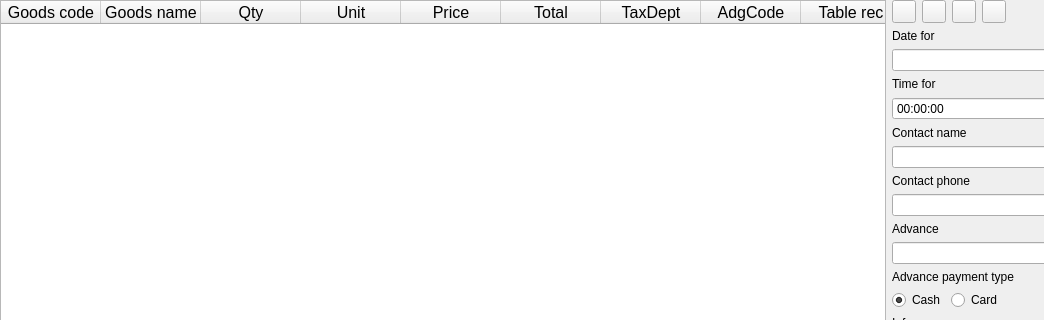
Old version of the form Shop/worder.ui in the repository End1-1/Cafe5; both pictures show x 0 to 1044 and y 0 to 320 of the 1398 by 703 pixel window.
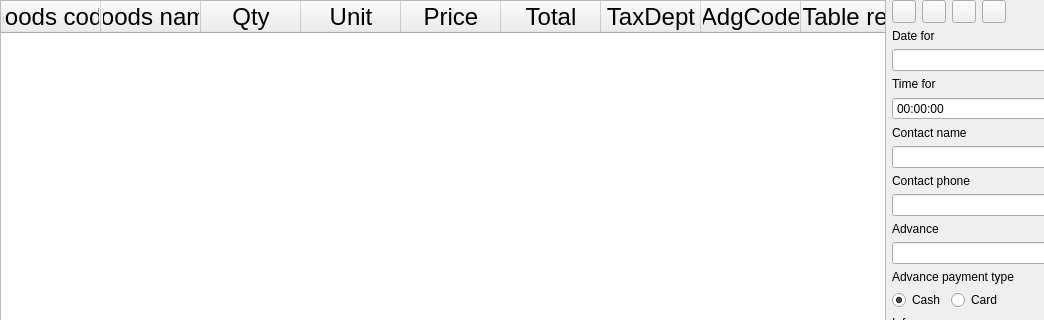
New version of the form. Icons and pictures are not drawn. Custom widgets are drawn as their Qt base class.

What changed in the file:
```diff
--- a/Shop/worder.ui
+++ b/Shop/worder.ui
@@ -30,7 +30,7 @@
     <widget class="C5TableWidget" name="tblGoods">
      <property name="font">
       <font>
-       <pointsize>12</pointsize>
+       <pointsize>18</pointsize>
       </font>
      </property>
      <property name="focusPolicy">
```
